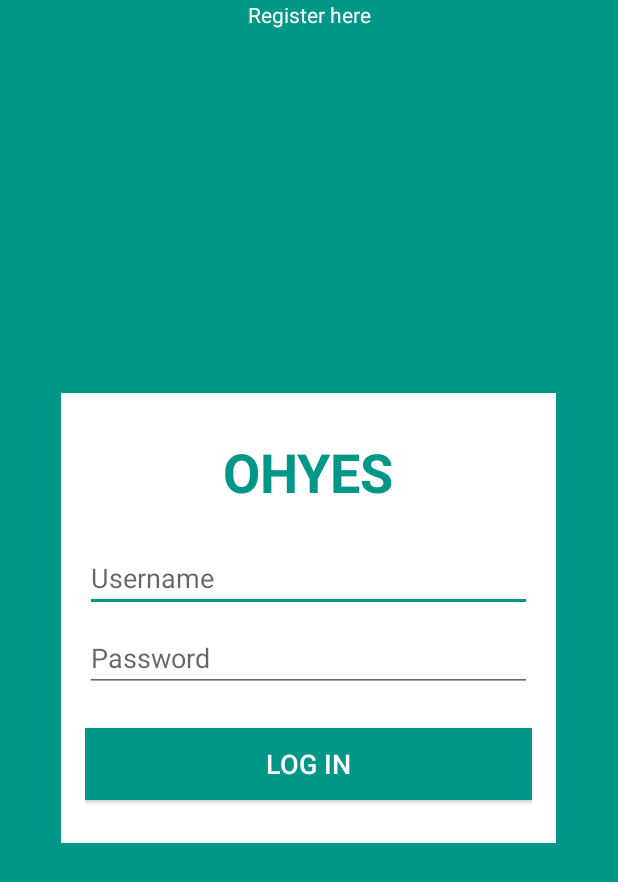
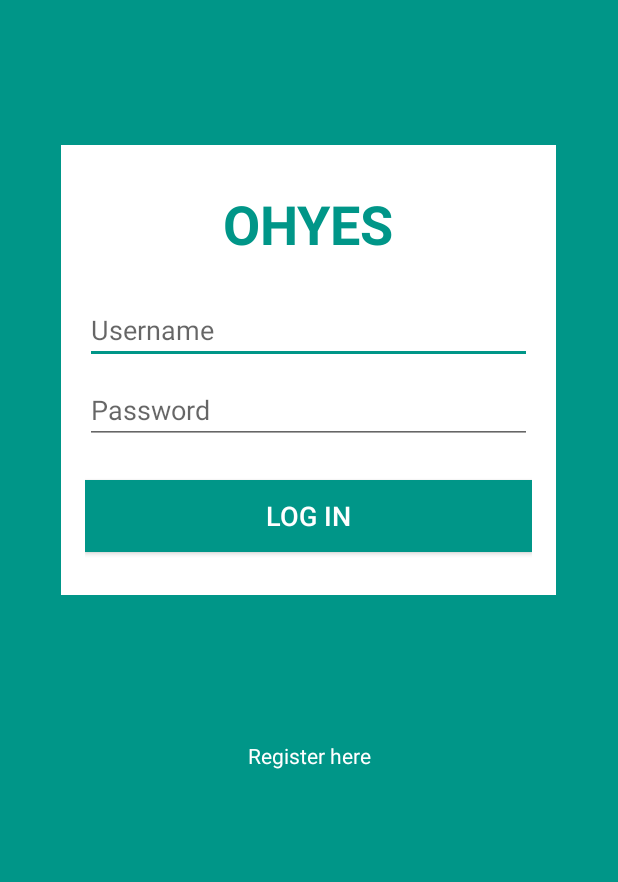
Before and after one commit to hackkarn/Ohyes, an Android app: the screen it shows after launch (LoginActivity), on a phone screen of 412 x 824 dp. Shown: the top 882 px of the screen. Run offline under Robolectric (Android 15) with nearby library versions, the phone set to English and light mode, and no system bars; our stand-ins replace Volley.

Commit message:
login ui

```diff
--- a/app/src/main/res/layout/activity_login.xml
+++ b/app/src/main/res/layout/activity_login.xml
@@ -10,10 +10,13 @@
 
 
     <RelativeLayout
+        android:id="@+id/relative1"
         android:layout_width="match_parent"
-        android:layout_height="match_parent"
+        android:layout_height="494dp"
         android:paddingLeft="16dp"
-        android:paddingRight="16dp">
+        android:paddingRight="16dp"
+        tools:layout_editor_absoluteX="0dp"
+        tools:layout_editor_absoluteY="0dp">
 
 
         <LinearLayout
@@ -24,8 +27,7 @@
             android:background="#ffffffff"
             android:gravity="center"
             android:orientation="vertical"
-            android:padding="16dp"
-            >
+            android:padding="16dp">
 
             <TextView
                 android:id="@+id/Logo"
@@ -86,13 +88,11 @@
         android:layout_alignParentBottom="true"
         android:layout_alignParentLeft="true"
         android:layout_centerInParent="true"
+        android:gravity="center"
         android:text="Register here"
-        android:gravity="center"
         android:textColor="#ffffffff"
-        tools:layout_editor_absoluteX="151dp"
-        tools:layout_editor_absoluteY="516dp" />
-
-
+        app:layout_constraintTop_toBottomOf="@+id/relative1"
+        tools:layout_editor_absoluteX="0dp" />
 
 
 </android.support.constraint.ConstraintLayout>
```
